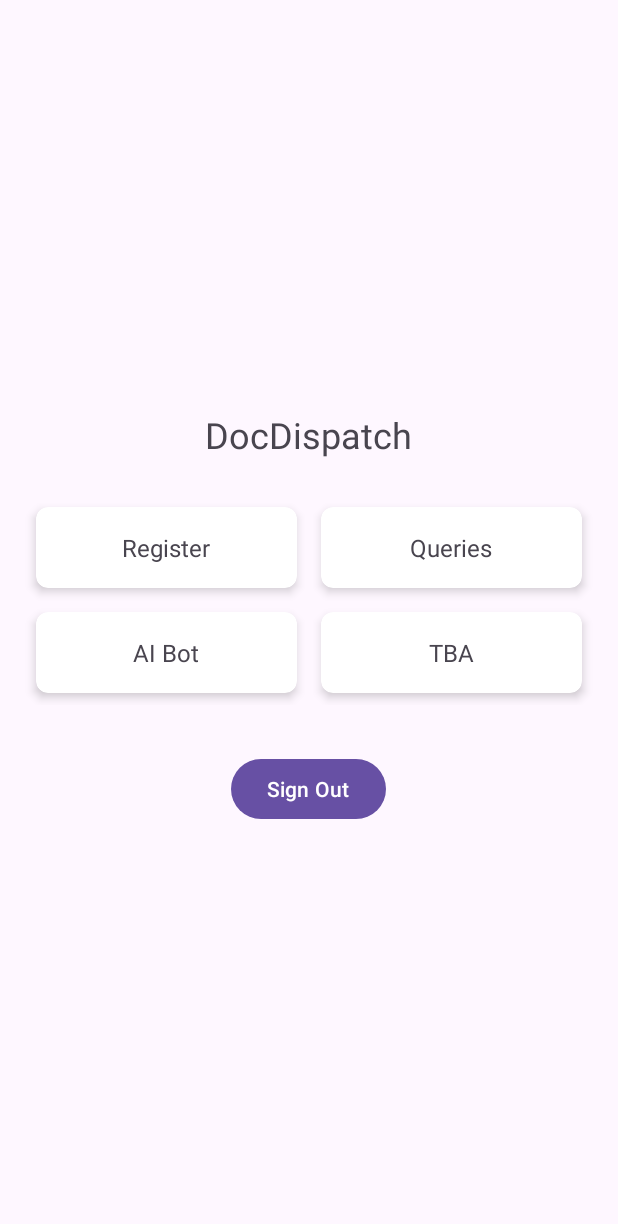
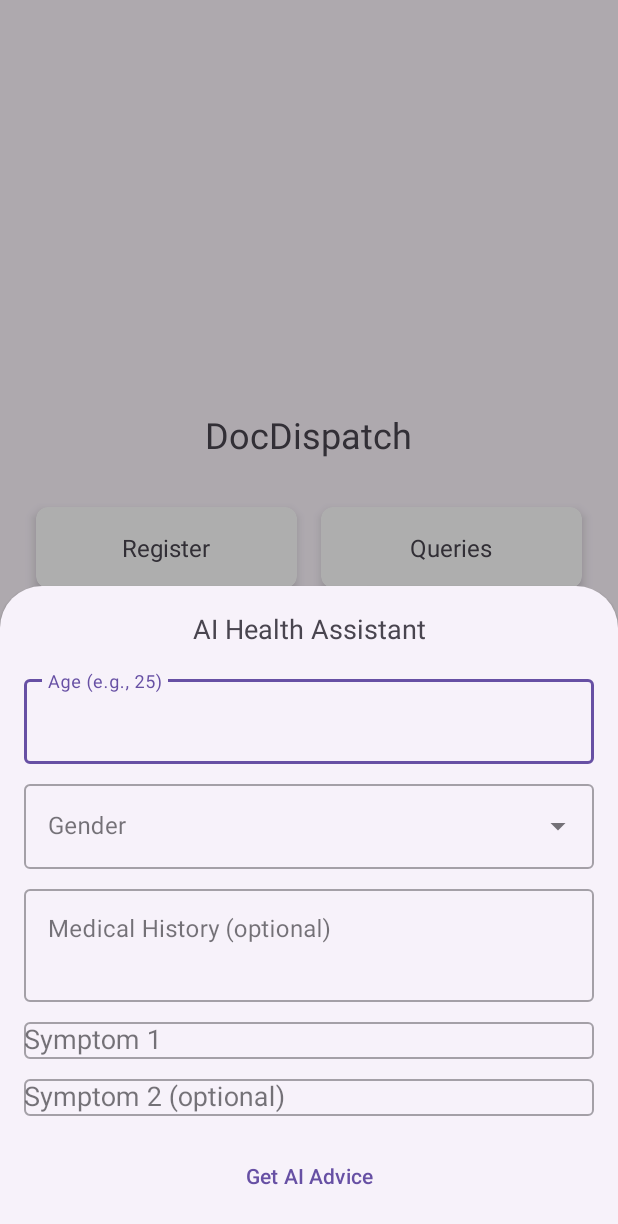
Before and after one commit to yashpreeto7/DocDispatch, an Android app: the screen it shows after launch once a user with an empty profile is signed in (MainActivity), after a tap on "AI Bot", on a phone screen of 412 x 824 dp. Shown: the top 1224 px of the screen. Run offline under Robolectric (Android 15) with nearby library versions, the phone set to English and light mode, and no system bars; our stand-ins replace Firebase (no records; nobody signed in at launch, a user with empty details on screens opened directly).

Commit message:
AI Advice

```diff
--- a/DocDispatch/Android/app/build.gradle.kts
+++ b/DocDispatch/Android/app/build.gradle.kts
@@ -35,6 +35,10 @@ android {
 dependencies {
     implementation(platform("com.google.firebase:firebase-bom:34.4.0"))
     implementation("com.google.firebase:firebase-auth")
+    implementation("androidx.recyclerview:recyclerview:1.3.2")
+    implementation("com.google.android.material:material:1.12.0")
+    implementation("com.squareup.okhttp3:okhttp:4.12.0")
+    implementation("com.google.code.gson:gson:2.10.1")
     implementation(libs.appcompat)
     implementation(libs.material)
     implementation(libs.activity)
--- a/DocDispatch/Android/app/src/main/AndroidManifest.xml
+++ b/DocDispatch/Android/app/src/main/AndroidManifest.xml
@@ -1,7 +1,7 @@
 <?xml version="1.0" encoding="utf-8"?>
 <manifest xmlns:android="http://schemas.android.com/apk/res/android"
     xmlns:tools="http://schemas.android.com/tools">
-
+    <uses-permission android:name="android.permission.INTERNET" />
     <application
         android:allowBackup="true"
         android:dataExtractionRules="@xml/data_extraction_rules"
--- /dev/null
+++ b/DocDispatch/Android/app/src/main/java/online/ppriyanshu26/docdispatch/AiInputBottomSheet.java
@@ -0,0 +1,159 @@
+package online.ppriyanshu26.docdispatch;
+
+import android.app.AlertDialog;
+import android.os.Bundle;
+import android.view.LayoutInflater;
+import android.view.View;
+import android.view.ViewGroup;
+import android.widget.ArrayAdapter;
+import android.widget.AutoCompleteTextView;
+import android.widget.Button;
+import android.widget.Toast;
+
+import androidx.annotation.NonNull;
+import androidx.annotation.Nullable;
+import com.google.android.material.bottomsheet.BottomSheetDialogFragment;
+import com.google.android.material.textfield.TextInputEditText;
+
+import org.json.JSONArray;
+import org.json.JSONObject;
+
+import java.io.IOException;
+import java.util.ArrayList;
+import java.util.List;
+
+import okhttp3.Call;
+import okhttp3.Callback;
+import okhttp3.MediaType;
+import okhttp3.OkHttpClient;
+import okhttp3.Request;
+import okhttp3.RequestBody;
+import okhttp3.Response;
+
+public class AiInputBottomSheet extends BottomSheetDialogFragment {
+
+    private static final String[] GENDER_OPTIONS = {"Male", "Female", "Other", "Prefer not to say"};
+    private static final String[] SYMPTOM_SUGGESTIONS = {
+            "Fever", "Cough", "Headache", "Fatigue", "Nausea", "Vomiting", "Dizziness",
+            "Chest pain", "Shortness of breath", "Abdominal pain", "Rash", "Sore throat",
+            "Runny nose", "Joint pain", "Muscle ache", "Chills", "Loss of appetite",
+            "Weight loss", "Night sweats", "Swelling", "Bleeding", "Itching", "NONE"
+    };
+
+    @Nullable
+    @Override
+    public View onCreateView(@NonNull LayoutInflater inflater, @Nullable ViewGroup container,
+                             @Nullable Bundle savedInstanceState) {
+        View view = inflater.inflate(R.layout.bottom_sheet_ai_input, container, false);
+
+        TextInputEditText etAge = view.findViewById(R.id.etAge);
+        TextInputEditText etMedicalHistory = view.findViewById(R.id.etMedicalHistory);
+        AutoCompleteTextView actvGender = view.findViewById(R.id.actvGender);
+        AutoCompleteTextView actvSymptom1 = view.findViewById(R.id.actvSymptom1);
+        AutoCompleteTextView actvSymptom2 = view.findViewById(R.id.actvSymptom2);
+        Button btnSubmit = view.findViewById(R.id.btnSubmit);
+
+        // Setup gender dropdown
+        ArrayAdapter<String> genderAdapter = new ArrayAdapter<>(requireContext(),
+                android.R.layout.simple_dropdown_item_1line, GENDER_OPTIONS);
+        actvGender.setAdapter(genderAdapter);
+
+        // Setup symptom auto-complete
+        ArrayAdapter<String> symptomAdapter = new ArrayAdapter<>(requireContext(),
+                android.R.layout.simple_dropdown_item_1line, SYMPTOM_SUGGESTIONS);
+        actvSymptom1.setAdapter(symptomAdapter);
+        actvSymptom2.setAdapter(symptomAdapter);
+
+        btnSubmit.setOnClickListener(v -> {
+            String age = etAge.getText().toString().trim();
+            String gender = actvGender.getText().toString().trim();
+            String medHistory = etMedicalHistory.getText().toString().trim();
+            String symptom1 = actvSymptom1.getText().toString().trim();
+            String symptom2 = actvSymptom2.getText().toString().trim();
+
+            if (age.isEmpty()) {
+                Toast.makeText(getContext(), "Please enter age", Toast.LENGTH_SHORT).show();
+                return;
+            }
+            if (gender.isEmpty()) {
+                Toast.makeText(getContext(), "Please select gender", Toast.LENGTH_SHORT).show();
+                return;
+            }
+            if (symptom1.isEmpty()) {
+                Toast.makeText(getContext(), "Please enter at least one symptom", Toast.LENGTH_SHORT).show();
+                return;
+            }
+
+            List<String> symptoms = new ArrayList<>();
+            symptoms.add(symptom1);
+            if (!symptom2.isEmpty()) symptoms.add(symptom2);
+
+            sendToGemini(age, gender, medHistory, symptoms);
+            dismiss();
+        });
+
+        return view;
+    }
+
+    private void sendToGemini(String age, String gender, String medHistory, List<String> symptoms) {
+        String prompt = "Patient: Age " + age + ", Gender " + gender +
+                ". Medical History: " + (medHistory.isEmpty() ? "None" : medHistory) +
+                ". Symptoms: " + String.join(", ", symptoms) +
+                ". What could this indicate? Provide a brief, professional medical insight.";
+
+        // 🔑 REPLACE WITH YOUR GEMINI API KEY
+        String API_KEY = "AIzaSyDogb52PLovq2NAM38OhLDF23Ih9EC8RXg";
+        String url = "https://generativelanguage.googleapis.com/v1beta/models/gemini-2.0-flash:generateContent?key=" + API_KEY;
+
+        OkHttpClient client = new OkHttpClient();
+        MediaType JSON = MediaType.get("application/json; charset=utf-8");
+
+        try {
+            JSONObject jsonBody = new JSONObject();
+            JSONArray contents = new JSONArray();
+            JSONObject content = new JSONObject();
+            JSONArray parts = new JSONArray();
+            parts.put(new JSONObject().put("text", prompt));
+            content.put("parts", parts).put("role", "user");
+            contents.put(content);
+            jsonBody.put("contents", contents);
+
+            RequestBody body = RequestBody.create(jsonBody.toString(), JSON);
+            Request request = new Request.Builder().url(url).post(body).build();
+
+            client.newCall(request).enqueue(new Callback() {
+                @Override
+                public void onFailure(@NonNull Call call, @NonNull IOException e) {
+                    requireActivity().runOnUiThread(() ->
+                            Toast.makeText(getContext(), "Network error", Toast.LENGTH_SHORT).show());
+                }
+
+                @Override
+                public void onResponse(@NonNull Call call, @NonNull Response response) throws IOException {
+                    try {
+                        if (!response.isSuccessful()) throw new IOException("Error: " + response.code());
+                        String resp = response.body().string();
+                        String aiResponse = new JSONObject(resp)
+                                .getJSONArray("candidates").getJSONObject(0)
+                                .getJSONArray("content").getJSONObject(0)
+                                .getJSONArray("parts").getJSONObject(0)
+                                .getString("text");
+
+                        requireActivity().runOnUiThread(() ->
+                                new AlertDialog.Builder(requireContext())
+                                        .setTitle("AI Response")
+                                        .setMessage(aiResponse.trim())
+                                        .setPositiveButton("OK", null)
+                                        .show());
+                    } catch (Exception ex) {
+                        requireActivity().runOnUiThread(() ->
+                                Toast.makeText(getContext(), "Failed to get response", Toast.LENGTH_SHORT).show());
+                    }
+                }
+            });
+        } catch (Exception e) {
+            requireActivity().runOnUiThread(() ->
+                    Toast.makeText(getContext(), "Request failed", Toast.LENGTH_SHORT).show());
+        }
+    }
+}
--- a/DocDispatch/Android/app/src/main/java/online/ppriyanshu26/docdispatch/MainActivity.java
+++ b/DocDispatch/Android/app/src/main/java/online/ppriyanshu26/docdispatch/MainActivity.java
@@ -49,7 +49,7 @@ public class MainActivity extends AppCompatActivity {
         findViewById(R.id.cardAiBot).setOnClickListener(new View.OnClickListener() {
             @Override
             public void onClick(View v) {
-                Toast.makeText(MainActivity.this, "AI clicked", Toast.LENGTH_SHORT).show();
+                new AiInputBottomSheet().show(getSupportFragmentManager(), "AiInputBottomSheet");
             }
         });
 
--- /dev/null
+++ b/DocDispatch/Android/app/src/main/res/layout/bottom_sheet_ai_input.xml
@@ -0,0 +1,96 @@
+<?xml version="1.0" encoding="utf-8"?>
+<LinearLayout xmlns:android="http://schemas.android.com/apk/res/android"
+    android:layout_width="match_parent"
+    android:layout_height="wrap_content"
+    android:orientation="vertical"
+    android:padding="16dp">
+
+    <TextView
+        android:layout_width="match_parent"
+        android:layout_height="wrap_content"
+        android:text="AI Health Assistant"
+        android:textSize="18sp"
+        android:gravity="center"
+        android:layout_marginBottom="16dp" />
+
+    <com.google.android.material.textfield.TextInputLayout
+        android:layout_width="match_parent"
+        android:layout_height="wrap_content"
+        android:hint="Age (e.g., 25)"
+        style="@style/Widget.MaterialComponents.TextInputLayout.OutlinedBox">
+
+        <com.google.android.material.textfield.TextInputEditText
+            android:id="@+id/etAge"
+            android:layout_width="match_parent"
+            android:layout_height="wrap_content"
+            android:inputType="number" />
+    </com.google.android.material.textfield.TextInputLayout>
+
+    <com.google.android.material.textfield.TextInputLayout
+        android:layout_width="match_parent"
+        android:layout_height="wrap_content"
+        android:layout_marginTop="8dp"
+        android:hint="Gender"
+        style="@style/Widget.MaterialComponents.TextInputLayout.OutlinedBox.ExposedDropdownMenu">
+
+        <AutoCompleteTextView
+            android:id="@+id/actvGender"
+            android:layout_width="match_parent"
+            android:layout_height="wrap_content"
+            android:inputType="none"
+            android:editable="false" />
+    </com.google.android.material.textfield.TextInputLayout>
+
+    <com.google.android.material.textfield.TextInputLayout
+        android:layout_width="match_parent"
+        android:layout_height="wrap_content"
+        android:layout_marginTop="8dp"
+        android:hint="Medical History (optional)"
+        style="@style/Widget.MaterialComponents.TextInputLayout.OutlinedBox">
+
+        <com.google.android.material.textfield.TextInputEditText
+            android:id="@+id/etMedicalHistory"
+            android:layout_width="match_parent"
+            android:layout_height="wrap_content"
+            android:minLines="2"
+            android:gravity="top" />
+    </com.google.android.material.textfield.TextInputLayout>
+
+    <com.google.android.material.textfield.TextInputLayout
+        android:layout_width="match_parent"
+        android:layout_height="wrap_content"
+        android:layout_marginTop="8dp"
+        android:hint="Symptom 1"
+        style="@style/Widget.MaterialComponents.TextInputLayout.OutlinedBox">
+
+        <AutoCompleteTextView
+            android:id="@+id/actvSymptom1"
+            android:layout_width="match_parent"
+            android:layout_height="wrap_content"
+            android:completionThreshold="2"
+            android:inputType="textCapWords" />
+    </com.google.android.material.textfield.TextInputLayout>
+
+    <com.google.android.material.textfield.TextInputLayout
+        android:layout_width="match_parent"
+        android:layout_height="wrap_content"
+        android:layout_marginTop="8dp"
+        android:hint="Symptom 2 (optional)"
+        style="@style/Widget.MaterialComponents.TextInputLayout.OutlinedBox">
+
+        <AutoCompleteTextView
+            android:id="@+id/actvSymptom2"
+            android:layout_width="match_parent"
+            android:layout_height="wrap_content"
+            android:completionThreshold="2"
+            android:inputType="textCapWords" />
+    </com.google.android.material.textfield.TextInputLayout>
+
+    <Button
+        android:id="@+id/btnSubmit"
+        android:layout_width="match_parent"
+        android:layout_height="wrap_content"
+        android:text="Get AI Advice"
+        android:layout_marginTop="16dp" />
+
+</LinearLayout>
```
